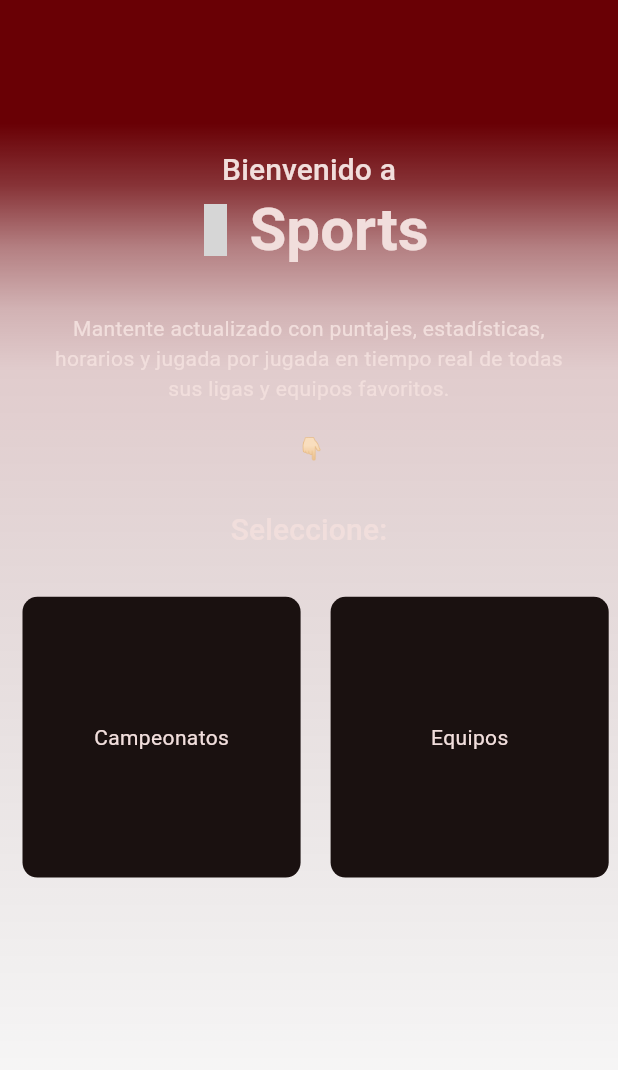
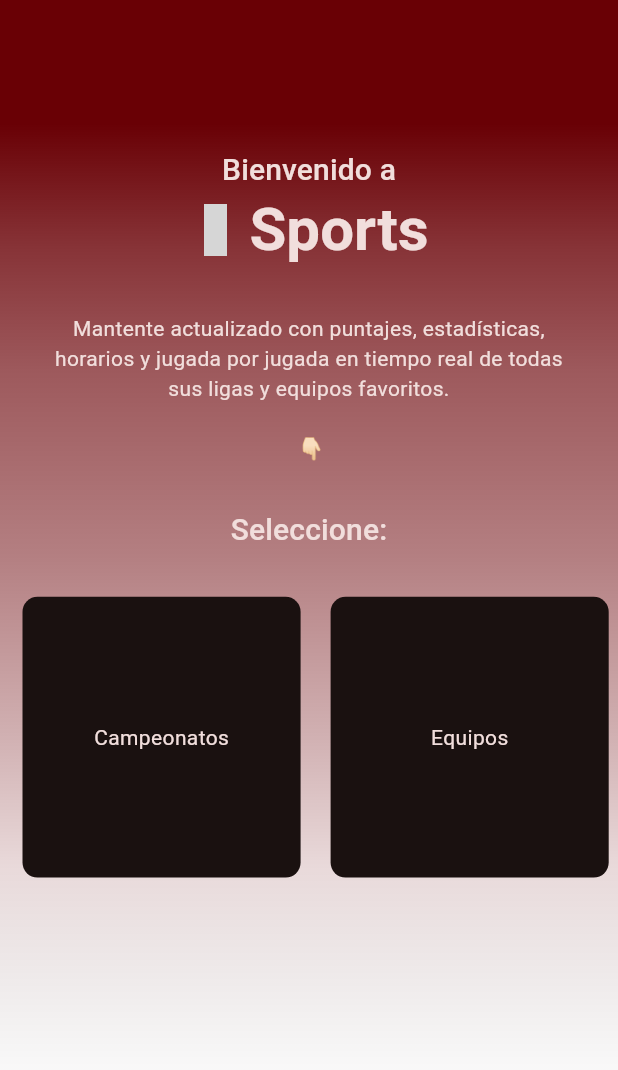
Before and after one commit to UsmDesarrolloMovil/frontend_flutter, a Flutter app: the screen it shows after launch, on a phone screen of 412 x 824 dp. Shown: the top 1070 px of the screen. Run offline on Flutter 3.47's test engine with Material 3 defaults, Android fonts, the light colour scheme and no system bars; our stand-ins replace animate_do, dio, flutter_dotenv, flutter_material_design_icons, go_router, google_fonts; project files that could hold a hidden picture were left out; grey boxes are pictures that could not be loaded.

Commit message:
change style of gradient

```diff
--- a/lib/src/widgets/shared/gradient_scaffold.dart
+++ b/lib/src/widgets/shared/gradient_scaffold.dart
@@ -44,13 +44,14 @@ class GradientScaffold extends StatelessWidget {
                 gradient: LinearGradient(
                   begin: Alignment.topCenter,
                   end: Alignment.bottomCenter,
-                  stops: const [0.1, 0.15, 0.2, 0.25, 0.3, 1.0],
+                  stops: const [0.1, 0.2, 0.3, 0.45, 0.6, 0.7, 0.9],
                   colors: [
                     colors.onError,
                     colors.onError.withOpacity(0.8),
+                    colors.onError.withOpacity(0.65),
                     colors.onError.withOpacity(0.5),
                     colors.onError.withOpacity(0.3),
-                    colors.onError.withOpacity(0.2),
+                    colors.onError.withOpacity(0.15),
                     Colors.transparent,
                   ],
                 ),
```
